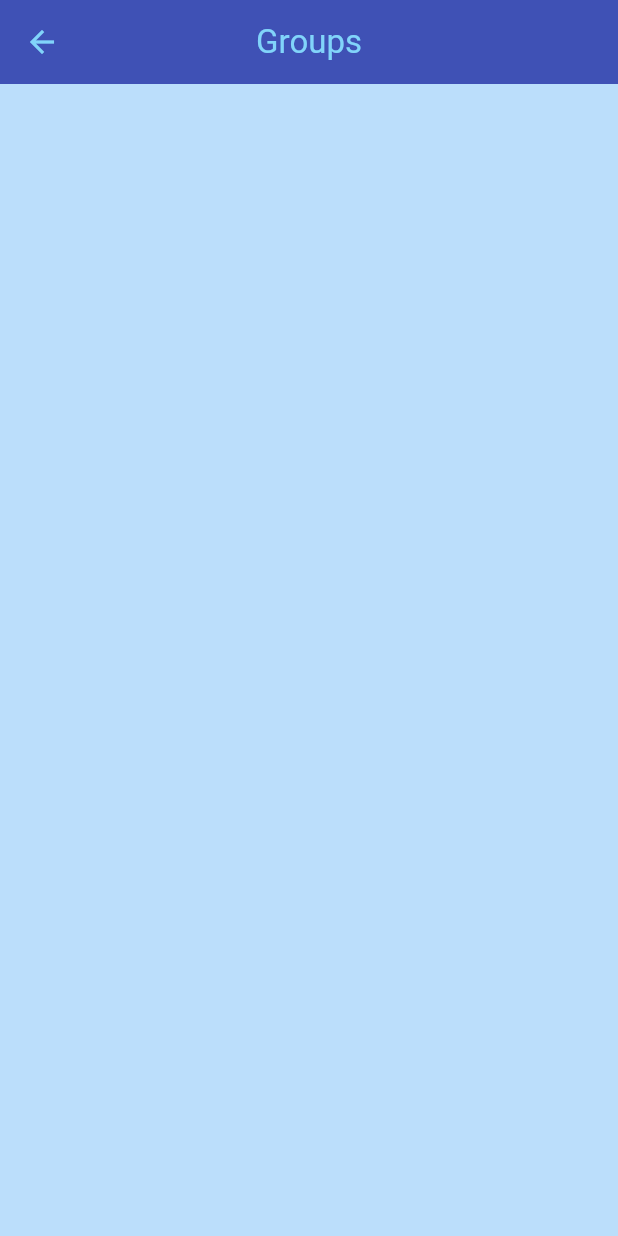
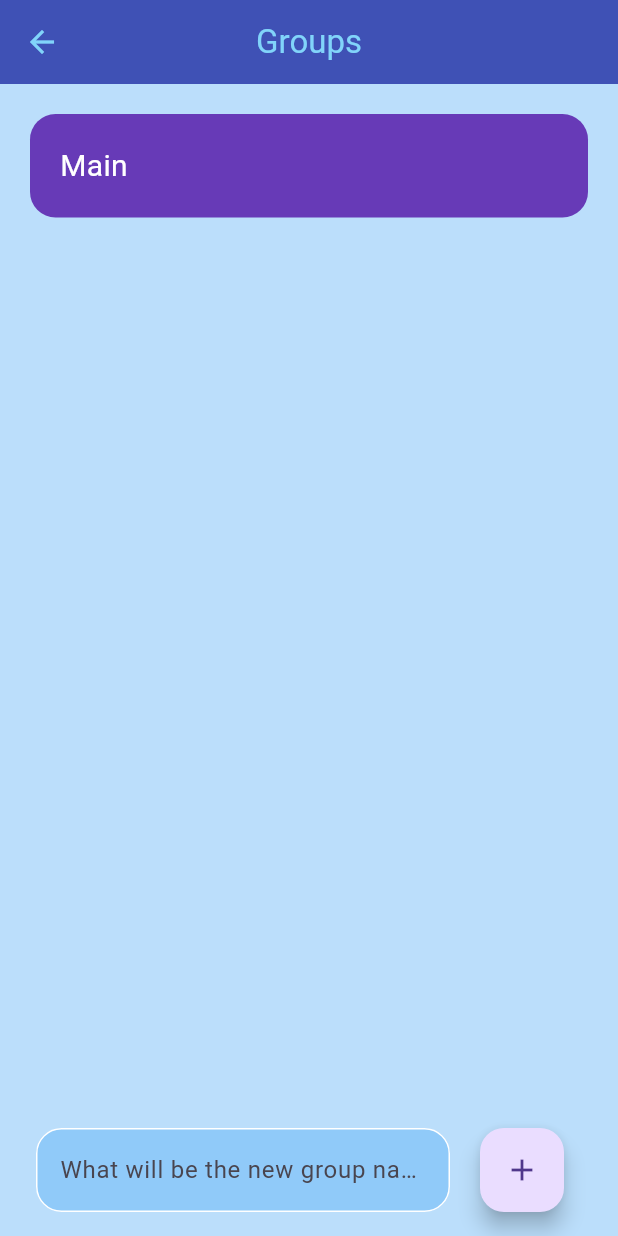
Before and after one commit to DymNomZ/todo_app_5stack, a Flutter app: the screen it shows after launch, after a tap on the "folder open" icon, on a phone screen of 412 x 824 dp. Run offline on Flutter 3.47's test engine with Material 3 defaults, Android fonts, the phone set to English and light mode, and no system bars; drawn by our look-alikes of flutter_slidable.

Commit message:
Grouping logic done

```diff
--- a/lib/group_page.dart
+++ b/lib/group_page.dart
@@ -1,9 +1,11 @@
 import 'package:flutter/material.dart';
+import 'package:flutter_slidable/flutter_slidable.dart';
 import 'package:todo_app_5stack/home_page.dart';
-import 'package:todo_app_5stack/utils/todo_note.dart';
 
 class GroupPage extends StatefulWidget {
-  const GroupPage({super.key});
+
+  Function(int) fillTodoNoteList;
+  GroupPage({super.key, required this.fillTodoNoteList});
 
   @override
   State<GroupPage> createState() => _GroupPageState();
@@ -11,7 +13,7 @@ class GroupPage extends StatefulWidget {
 
 class _GroupPageState extends State<GroupPage> {
 
-
+  TextEditingController _groupNameController = TextEditingController();
 
   @override
   Widget build(BuildContext context) {
@@ -24,8 +26,8 @@ class _GroupPageState extends State<GroupPage> {
           foregroundColor: Colors.lightBlue.shade200,
           leading: BackButton(
             onPressed: () {
+              //pops the current screen, mimics "going back" to the previous screen you've been to
               Navigator.pop(context);
-              //assign current group here
             },
           ),
         ),
@@ -34,14 +36,106 @@ class _GroupPageState extends State<GroupPage> {
           children: [
             Expanded(
               child: ListView.builder(
-                itemCount: HomePage.filteredGroups.length,
+                itemCount: HomePage.groupList.length,
                 itemBuilder: (BuildContext context, index) {
-                  return Placeholder(); //temporary
+                  return Padding(
+                    padding: const EdgeInsets.only(top: 20, left: 20, right: 20, bottom: 0),
+                    child: InkWell(
+                      onTap: () {
+                        Navigator.pop(context);
+                        setState(() {
+                          widget.fillTodoNoteList(index);
+                        });
+
+                      },
+                      child: Slidable(
+                        endActionPane: ActionPane(
+                            motion: StretchMotion(),
+                            children: [
+                              SlidableAction(
+                                onPressed: (context) {
+                                  setState(() {
+                                    HomePage.groupList.removeAt(index);
+                                  });
+                                },
+                                icon:Icons.delete,
+                                borderRadius: BorderRadius.circular(15),
+                                backgroundColor: Colors.redAccent.shade200,
+                              ),
+                            ]
+                        ),
+                        child: Container(
+                          padding: EdgeInsets.all(20),
+                          decoration: BoxDecoration(
+                            color: Colors.deepPurple, // Keeps only BoxDecoration's color
+                            borderRadius: BorderRadius.circular(17),
+                          ),
+                          child: Row(
+                            children: [
+                              Text(
+                                HomePage.groupList[index],
+                                style: TextStyle(
+                                  color: Colors.white,
+                                  fontSize: 20,
+                                  decorationColor: Colors.redAccent,
+                                  decorationThickness: 2,
+                                ),
+                              ),
+                            ],
+                          ),
+                        ),
+                      ),
+                    )
+
+                  );
                 },
               ),
             ),
           ],
         ),
+        floatingActionButton: Padding(
+            padding: EdgeInsets.symmetric(horizontal: 20),
+            child: Row(
+              children: [
+                Expanded(
+                  child: Padding(
+                    padding: const EdgeInsets.symmetric(
+                        horizontal: 20
+                    ),
+                    child: TextField(
+                      controller: _groupNameController,
+                      decoration: InputDecoration(
+                        hintText: 'What will be the new group name?',
+                        filled: true,
+                        fillColor: Colors.blue.shade200,
+                        enabledBorder: OutlineInputBorder(
+                            borderSide: BorderSide(
+                              color: Colors.white,
+                            ),
+                            borderRadius:  BorderRadius.circular(17)
+                        ),
+                        focusedBorder: OutlineInputBorder(
+                            borderSide: BorderSide(
+                              color: Colors.white,
+                            ),
+                            borderRadius:  BorderRadius.circular(17)
+                        ),
+                      ),
+                    ),
+                  ),
+
+                ),
+                FloatingActionButton(
+                  onPressed: () {
+                    setState(() {
+                      HomePage.groupList.add(_groupNameController.text);
+                    });
+                  },
+                  child: Icon(Icons.add),
+                ),
+              ],
+            )
+        )
     );
   }
 }
--- a/lib/utils/todo_note.dart
+++ b/lib/utils/todo_note.dart
@@ -30,7 +30,7 @@ class _TodoNoteState extends State<TodoNote> {
         onTap: () {
           Navigator.push(
             context,
-            MaterialPageRoute(builder: (context) => TodoNoteView(tn: widget))
+            MaterialPageRoute(builder: (context) => TodoNoteView(tn: widget)) // we pass itself so that it gets automatically updated because of its reference
           );
         },
         child: Slidable(
```
Also changed, not shown: lib/home_page.dart (+26 -28 lines).
